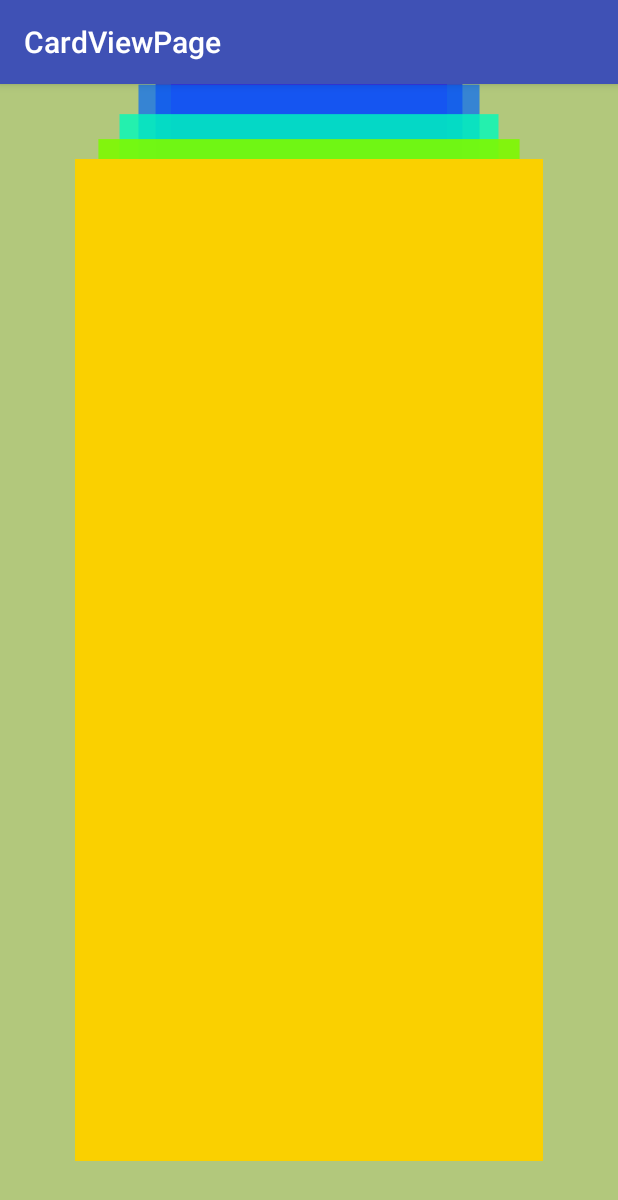
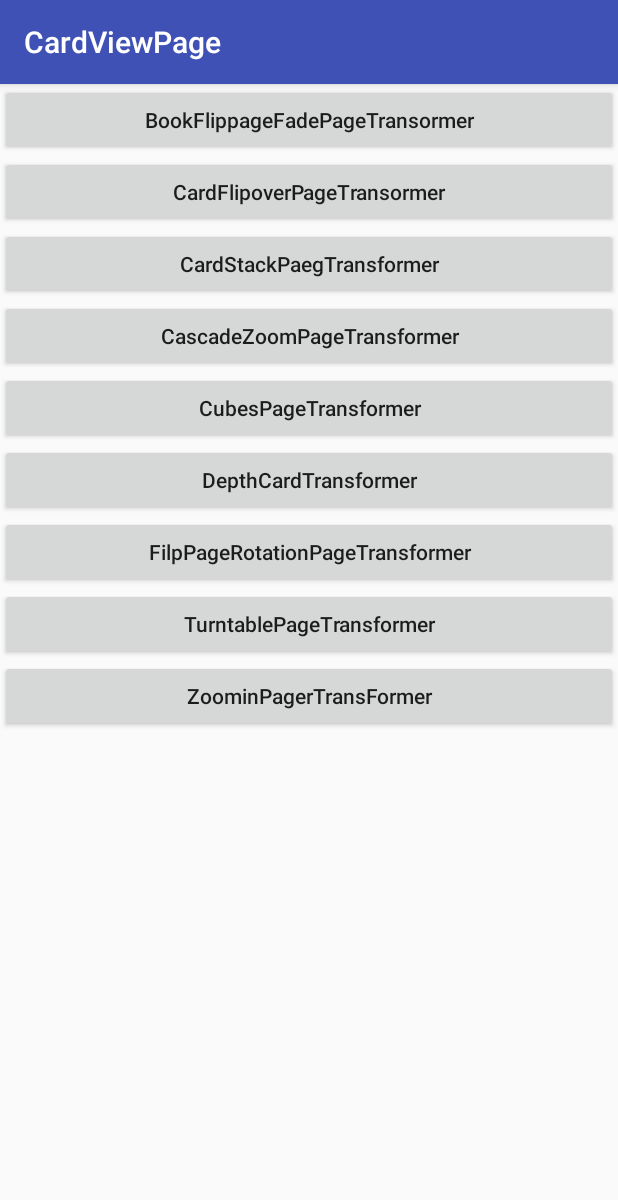
Before and after one commit to Mran/ViewPageTransformer, an Android app: the screen it shows after launch (MainActivity before the commit, Main2Activity after it), on a phone screen of 412 x 824 dp. Shown: the top 1200 px of the screen. Run offline under Robolectric (Android 15) with nearby library versions, the phone set to English and light mode, and no system bars.

Commit message:
建立多个展示模型

```diff
--- /dev/null
+++ b/app/src/main/java/com/mran/cardviewpage/Main2Activity.kt
@@ -0,0 +1,47 @@
+package com.mran.cardviewpage
+
+import android.support.v7.app.AppCompatActivity
+import android.os.Bundle
+import android.view.View
+import android.widget.AdapterView
+import android.widget.TextView
+import kotlinx.android.synthetic.main.activity_main2.*
+import org.jetbrains.anko.startActivity
+
+class Main2Activity : AppCompatActivity(), AdapterView.OnItemClickListener {
+    override fun onItemClick(parent: AdapterView<*>?, view: View?, position: Int, id: Long) {
+        TODO("not implemented") //To change body of created functions use File | Settings | File Templates.
+    }
+
+    override fun onCreate(savedInstanceState: Bundle?) {
+        super.onCreate(savedInstanceState)
+        setContentView(R.layout.activity_main2)
+        BookFlippageFadePageTransormer.setOnClickListener {
+            startActivity<MainActivity>(Pair("PageTransormer", "com.mran.cardviewpage.BookFlippageFadePageTransormer"))
+        }
+        CardFlipoverPageTransormer.setOnClickListener {
+            startActivity<MainActivity>(Pair("PageTransormer", "com.mran.cardviewpage.CardFlipoverPageTransormer"))
+        }
+        CardStackPaegTransformer.setOnClickListener {
+            startActivity<MainActivity>(Pair("PageTransormer", "com.mran.cardviewpage.CardStackPaegTransformer"))
+        }
+        CascadeZoomPageTransformer.setOnClickListener {
+            startActivity<MainActivity>(Pair("PageTransormer", "com.mran.cardviewpage.CascadeZoomPageTransformer"))
+        }
+        CubesPageTransformer.setOnClickListener {
+            startActivity<MainActivity>(Pair("PageTransormer", "com.mran.cardviewpage.CubesPageTransformer"))
+        }
+        DepthCardTransformer.setOnClickListener {
+            startActivity<MainActivity>(Pair("PageTransormer", "com.mran.cardviewpage.DepthCardTransformer"))
+        }
+        FilpPageRotationPageTransformer.setOnClickListener {
+            startActivity<MainActivity>(Pair("PageTransormer", "com.mran.cardviewpage.FilpPageRotationPageTransformer"))
+        }
+        TurntablePageTransformer.setOnClickListener {
+            startActivity<MainActivity>(Pair("PageTransormer", "com.mran.cardviewpage.TurntablePageTransformer"))
+        }
+        ZoominPagerTransFormer.setOnClickListener {
+            startActivity<MainActivity>(Pair("PageTransormer", "com.mran.cardviewpage.ZoominPagerTransFormer"))
+        }
+    }
+}
--- a/app/src/main/java/com/mran/cardviewpage/MainActivity.java
+++ b/app/src/main/java/com/mran/cardviewpage/MainActivity.java
@@ -23,7 +23,7 @@ public class MainActivity extends AppCompatActivity {
 
     TextView mTextView;
     ViewPager mViewPager;
-    int mCurrentPosition=0;
+    int mCurrentPosition = 0;
     ViewPager.PageTransformer mPageTransformer;
     Animation mAnimation;
     List<ImageView> mImageViewList = new ArrayList<>();
@@ -82,25 +82,36 @@ public class MainActivity extends AppCompatActivity {
         });
 
 
-        /*卡片绕中心旋转*/
-        mPageTransformer = new CardFlipoverPageTransormer();
-          /*书籍翻页渐隐*/
-        mPageTransformer = new BookFlippageFadePageTransormer();
-        /*立方体旋转*/
-        mPageTransformer = new CubesPageTransformer();
-       /* 转盘旋转*/
-        mPageTransformer = new TurntablePageTransformer();
-       /* 翻页旋转*/
-        mPageTransformer = new FilpPageRotationPageTransformer();
-        /*单层叠缩放*/
-        mPageTransformer = new CascadeZoomPageTransformer();
-         /*折叠向上*/
-        mPageTransformer = new DepthCardTransformer();
-        /*滑动缩放*/
-        mPageTransformer = new ZoominPagerTransFormer();
-
-        /*卡片堆叠*/
-        mPageTransformer = new CardStackPaegTransformer();
+//        /*卡片绕中心旋转*/
+//        mPageTransformer = new CardFlipoverPageTransormer();
+//        /*书籍翻页渐隐*/
+//        mPageTransformer = new BookFlippageFadePageTransormer();
+//        /*立方体旋转*/
+//        mPageTransformer = new CubesPageTransformer();
+//        /* 转盘旋转*/
+//        mPageTransformer = new TurntablePageTransformer();
+//        /* 翻页旋转*/
+//        mPageTransformer = new FilpPageRotationPageTransformer();
+//        /*单层叠缩放*/
+//        mPageTransformer = new CascadeZoomPageTransformer();
+//        /*折叠向上*/
+//        mPageTransformer = new DepthCardTransformer();
+//        /*滑动缩放*/
+//        mPageTransformer = new ZoominPagerTransFormer();
+//
+//        /*卡片堆叠*/
+//        mPageTransformer = new CardStackPaegTransformer();
+        String clazzName = getIntent().getStringExtra("PageTransormer");
+        try {
+            Class c = Class.forName(clazzName);
+            mPageTransformer = (ViewPager.PageTransformer) c.newInstance();
+        } catch (ClassNotFoundException e1) {
+            e1.printStackTrace();
+        } catch (IllegalAccessException e1) {
+            e1.printStackTrace();
+        } catch (InstantiationException e1) {
+            e1.printStackTrace();
+        }
 
         mViewPager.setPageTransformer(true, mPageTransformer);
 
@@ -113,7 +124,7 @@ public class MainActivity extends AppCompatActivity {
             @Override
             public void onPageSelected(int position) {
                 Log.d("MainActivity", "onPageSelected: position" + position);
-                mImageViewList.get(mCurrentPosition ).clearAnimation();/*//把上一个page的动画取消掉*/
+                mImageViewList.get(mCurrentPosition).clearAnimation();/*//把上一个page的动画取消掉*/
                 mCurrentPosition = position;/*更新当前的page位置*/
                 mImageViewList.get(mCurrentPosition).startAnimation(mAnimation);/*开始动画*/
 
--- /dev/null
+++ b/app/src/main/res/layout/activity_main2.xml
@@ -0,0 +1,63 @@
+<?xml version="1.0" encoding="utf-8"?>
+<LinearLayout xmlns:android="http://schemas.android.com/apk/res/android"
+    xmlns:app="http://schemas.android.com/apk/res-auto"
+    xmlns:tools="http://schemas.android.com/tools"
+    android:layout_width="match_parent"
+    android:layout_height="match_parent"
+    android:orientation="vertical"
+    tools:context=".Main2Activity">
+
+    <Button
+        android:id="@+id/BookFlippageFadePageTransormer"
+        android:layout_width="match_parent"
+        android:layout_height="wrap_content"
+        android:text="BookFlippageFadePageTransormer" />
+
+    <Button
+        android:id="@+id/CardFlipoverPageTransormer"
+        android:layout_width="match_parent"
+        android:layout_height="wrap_content"
+        android:text="CardFlipoverPageTransormer" />
+
+    <Button
+        android:id="@+id/CardStackPaegTransformer"
+        android:layout_width="match_parent"
+        android:layout_height="wrap_content"
+        android:text="CardStackPaegTransformer" />
+
+    <Button
+        android:id="@+id/CascadeZoomPageTransformer"
+        android:layout_width="match_parent"
+        android:layout_height="wrap_content"
+        android:text="CascadeZoomPageTransformer" />
+
+    <Button
+        android:id="@+id/CubesPageTransformer"
+        android:layout_width="match_parent"
+        android:layout_height="wrap_content"
+        android:text="CubesPageTransformer" />
+
+    <Button
+        android:id="@+id/DepthCardTransformer"
+        android:layout_width="match_parent"
+        android:layout_height="wrap_content"
+        android:text="DepthCardTransformer" />
+
+    <Button
+        android:id="@+id/FilpPageRotationPageTransformer"
+        android:layout_width="match_parent"
+        android:layout_height="wrap_content"
+        android:text="FilpPageRotationPageTransformer" />
+
+    <Button
+        android:id="@+id/TurntablePageTransformer"
+        android:layout_width="match_parent"
+        android:layout_height="wrap_content"
+        android:text="TurntablePageTransformer" />
+
+    <Button
+        android:id="@+id/ZoominPagerTransFormer"
+        android:layout_width="match_parent"
+        android:layout_height="wrap_content"
+        android:text="ZoominPagerTransFormer" />
+</LinearLayout>
--- a/app/src/main/res/values/styles.xml
+++ b/app/src/main/res/values/styles.xml
@@ -6,6 +6,7 @@
         <item name="colorPrimary">@color/colorPrimary</item>
         <item name="colorPrimaryDark">@color/colorPrimaryDark</item>
         <item name="colorAccent">@color/colorAccent</item>
+        <item name="android:textAllCaps">false</item>
     </style>
 
 </resources>
```
Also changed, not shown: app/build.gradle (+15 -9 lines), app/src/main/AndroidManifest.xml (+10 -3 lines), build.gradle (+6 -2 lines), gradle/wrapper/gradle-wrapper.properties.
